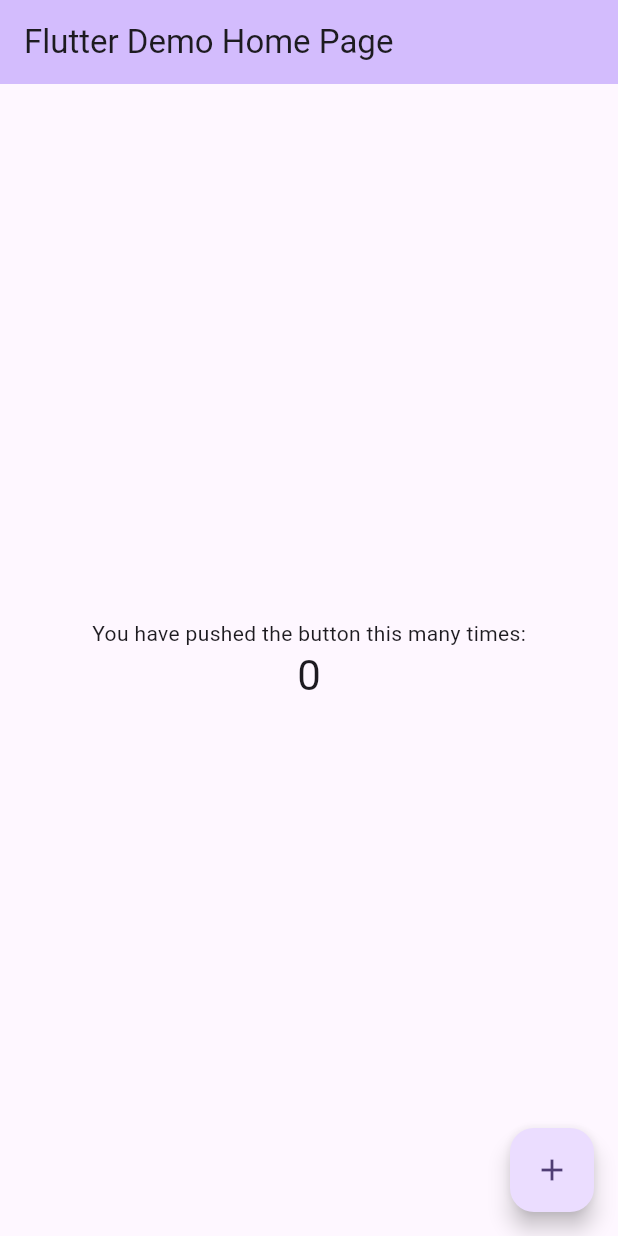
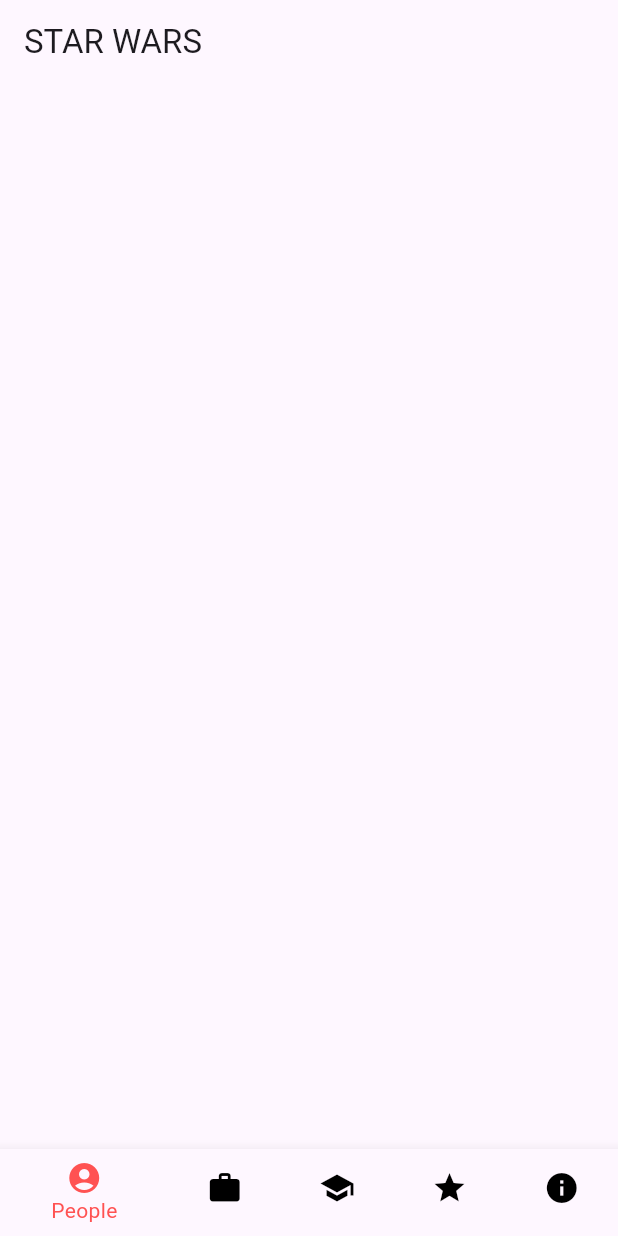
Before and after one commit to diegobussu/star_wars, a Flutter app: the screen it shows after launch, on a phone screen of 412 x 824 dp. Run offline on Flutter 3.47's test engine with Material 3 defaults, Android fonts, the phone set to English and light mode, and no system bars.

Commit message:
:pencil: Refresh project

```diff
--- a/lib/main.dart
+++ b/lib/main.dart
@@ -1,125 +1,17 @@
 import 'package:flutter/material.dart';
+import 'screens/navigation.dart';
 
 void main() {
-  runApp(const MyApp());
+  runApp(const MainApp());
 }
 
-class MyApp extends StatelessWidget {
-  const MyApp({super.key});
+class MainApp extends StatelessWidget {
+  const MainApp({Key? key}) : super(key: key);
 
-  // This widget is the root of your application.
   @override
   Widget build(BuildContext context) {
-    return MaterialApp(
-      title: 'Flutter Demo',
-      theme: ThemeData(
-        // This is the theme of your application.
-        //
-        // TRY THIS: Try running your application with "flutter run". You'll see
-        // the application has a purple toolbar. Then, without quitting the app,
-        // try changing the seedColor in the colorScheme below to Colors.green
-        // and then invoke "hot reload" (save your changes or press the "hot
-        // reload" button in a Flutter-supported IDE, or press "r" if you used
-        // the command line to start the app).
-        //
-        // Notice that the counter didn't reset back to zero; the application
-        // state is not lost during the reload. To reset the state, use hot
-        // restart instead.
-        //
-        // This works for code too, not just values: Most code changes can be
-        // tested with just a hot reload.
-        colorScheme: ColorScheme.fromSeed(seedColor: Colors.deepPurple),
-        useMaterial3: true,
-      ),
-      home: const MyHomePage(title: 'Flutter Demo Home Page'),
+    return const MaterialApp(
+      home: MyBottomNavigationBar(),
     );
   }
 }
-
-class MyHomePage extends StatefulWidget {
-  const MyHomePage({super.key, required this.title});
-
-  // This widget is the home page of your application. It is stateful, meaning
-  // that it has a State object (defined below) that contains fields that affect
-  // how it looks.
-
-  // This class is the configuration for the state. It holds the values (in this
-  // case the title) provided by the parent (in this case the App widget) and
-  // used by the build method of the State. Fields in a Widget subclass are
-  // always marked "final".
-
-  final String title;
-
-  @override
-  State<MyHomePage> createState() => _MyHomePageState();
-}
-
-class _MyHomePageState extends State<MyHomePage> {
-  int _counter = 0;
-
-  void _incrementCounter() {
-    setState(() {
-      // This call to setState tells the Flutter framework that something has
-      // changed in this State, which causes it to rerun the build method below
-      // so that the display can reflect the updated values. If we changed
-      // _counter without calling setState(), then the build method would not be
-      // called again, and so nothing would appear to happen.
-      _counter++;
-    });
-  }
-
-  @override
-  Widget build(BuildContext context) {
-    // This method is rerun every time setState is called, for instance as done
-    // by the _incrementCounter method above.
-    //
-    // The Flutter framework has been optimized to make rerunning build methods
-    // fast, so that you can just rebuild anything that needs updating rather
-    // than having to individually change instances of widgets.
-    return Scaffold(
-      appBar: AppBar(
-        // TRY THIS: Try changing the color here to a specific color (to
-        // Colors.amber, perhaps?) and trigger a hot reload to see the AppBar
-        // change color while the other colors stay the same.
-        backgroundColor: Theme.of(context).colorScheme.inversePrimary,
-        // Here we take the value from the MyHomePage object that was created by
-        // the App.build method, and use it to set our appbar title.
-        title: Text(widget.title),
-      ),
-      body: Center(
-        // Center is a layout widget. It takes a single child and positions it
-        // in the middle of the parent.
-        child: Column(
-          // Column is also a layout widget. It takes a list of children and
-          // arranges them vertically. By default, it sizes itself to fit its
-          // children horizontally, and tries to be as tall as its parent.
-          //
-          // Column has various properties to control how it sizes itself and
-          // how it positions its children. Here we use mainAxisAlignment to
-          // center the children vertically; the main axis here is the vertical
-          // axis because Columns are vertical (the cross axis would be
-          // horizontal).
-          //
-          // TRY THIS: Invoke "debug painting" (choose the "Toggle Debug Paint"
-          // action in the IDE, or press "p" in the console), to see the
-          // wireframe for each widget.
-          mainAxisAlignment: MainAxisAlignment.center,
-          children: <Widget>[
-            const Text(
-              'You have pushed the button this many times:',
-            ),
-            Text(
-              '$_counter',
-              style: Theme.of(context).textTheme.headlineMedium,
-            ),
-          ],
-        ),
-      ),
-      floatingActionButton: FloatingActionButton(
-        onPressed: _incrementCounter,
-        tooltip: 'Increment',
-        child: const Icon(Icons.add),
-      ), // This trailing comma makes auto-formatting nicer for build methods.
-    );
-  }
-}
--- /dev/null
+++ b/lib/screens/navigation.dart
@@ -0,0 +1,69 @@
+import 'package:flutter/material.dart';
+import 'people.dart';
+import 'planets.dart';
+import 'species.dart';
+import 'starships.dart';
+import 'vehicles.dart';
+
+class MyBottomNavigationBar extends StatefulWidget {
+  const MyBottomNavigationBar({Key? key}) : super(key: key);
+
+  @override
+  _MyBottomNavigationBarState createState() => _MyBottomNavigationBarState();
+}
+
+class _MyBottomNavigationBarState extends State<MyBottomNavigationBar> {
+  int _selectedIndex = 0;
+
+  static List<Widget> _widgetOptions = <Widget>[
+    PeoplePage(),
+    PlanetsPage(),
+    SpeciesPage(),
+    StarshipsPage(),
+    VehiclesPage(),
+  ];
+
+  void _onItemTapped(int index) {
+    setState(() {
+      _selectedIndex = index;
+    });
+  }
+
+  @override
+  Widget build(BuildContext context) {
+    return Scaffold(
+      appBar: AppBar(
+        title: const Text('STAR WARS'),
+      ),
+      body: _widgetOptions.elementAt(_selectedIndex),
+      bottomNavigationBar: BottomNavigationBar(
+        items: const <BottomNavigationBarItem>[
+          BottomNavigationBarItem(
+            icon: Icon(Icons.account_circle),
+            label: 'People',
+          ),
+          BottomNavigationBarItem(
+            icon: Icon(Icons.work),
+            label: 'Planets',
+          ),
+          BottomNavigationBarItem(
+            icon: Icon(Icons.school),
+            label: 'Species',
+          ),
+          BottomNavigationBarItem(
+            icon: Icon(Icons.star),
+            label: 'Starships',
+          ),
+          BottomNavigationBarItem(
+            icon: Icon(Icons.info),
+            label: 'Vehicles',
+          ),
+        ],
+        currentIndex: _selectedIndex,
+        selectedItemColor: Colors.redAccent,
+        unselectedItemColor: Colors.black,
+        onTap: _onItemTapped,
+      ),
+    );
+  }
+}
--- /dev/null
+++ b/lib/screens/people.dart
@@ -0,0 +1,12 @@
+import 'package:flutter/material.dart';
+
+class PeoplePage extends StatelessWidget {
+  @override
+  Widget build(BuildContext context) {
+    return Scaffold(
+        // appBar: AppBar(
+        //   title: Text('People'),
+        // ),
+        );
+  }
+}
```
Also changed, not shown: lib/screens/planets.dart (added, +12 -0 lines), lib/screens/species.dart (added, +12 -0 lines), lib/screens/starships.dart (added, +12 -0 lines), lib/screens/vehicles.dart (added, +12 -0 lines), pubspec.yaml (+6 -74 lines), assets/star-wars.png (added), assets/star-wars.svg (added), pubspec.lock, 15 other files.
